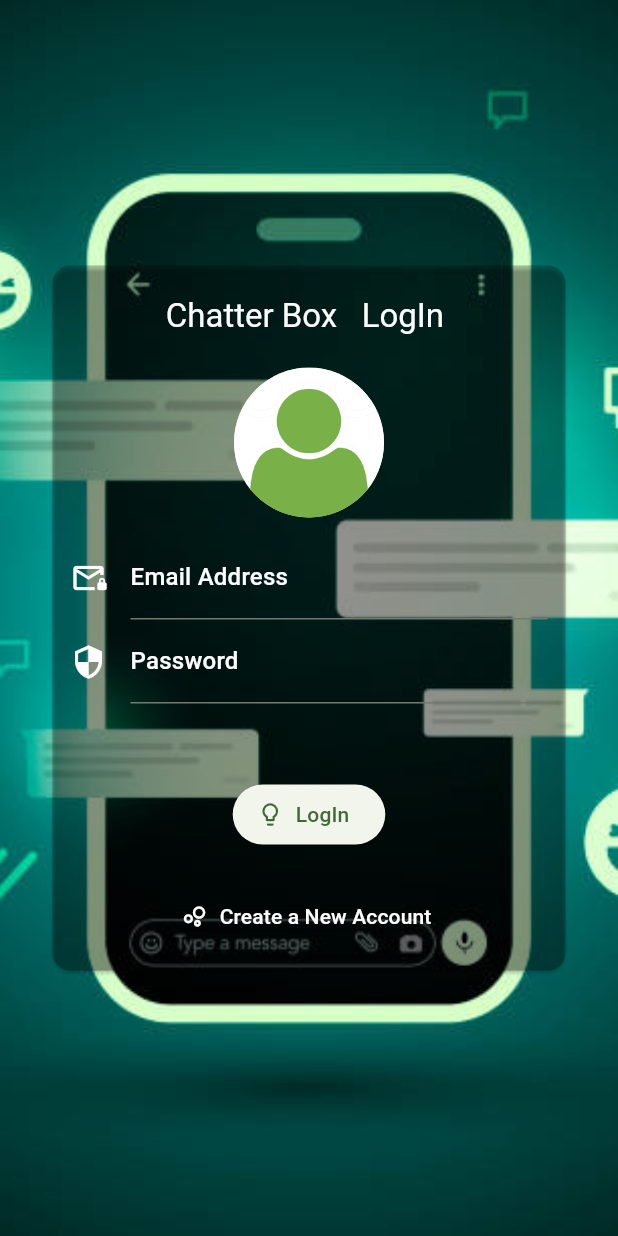
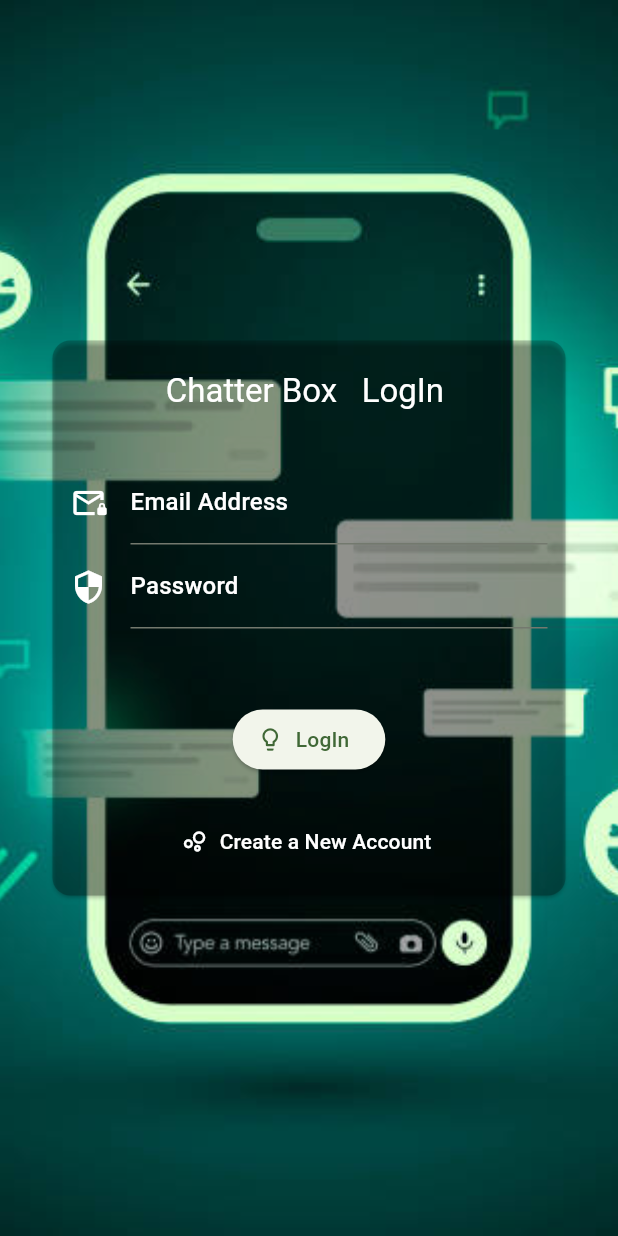
Before and after one commit to Praveen0586/chatter_box, a Flutter app: the screen it shows after launch, on a phone screen of 412 x 824 dp. Run offline on Flutter 3.47's test engine with Material 3 defaults, Android fonts, the phone set to English and light mode, and no system bars; our stand-ins replace firebase_auth, firebase_core, image_picker; accounts and stored records are empty.

```diff
--- a/lib/screens/authentication.dart
+++ b/lib/screens/authentication.dart
@@ -91,7 +91,7 @@ class _AuthenticationScreenState extends State<AuthenticationScreen> {
                 const SizedBox(
                   height: 20,
                 ),
-                const Chooseprofilepick(),
+                if (!isLogin) const Chooseprofilepick(),
                 Padding(
                   padding: const EdgeInsets.all(12),
                   child: Form(
--- a/lib/widgets/chooseprofilepick.dart
+++ b/lib/widgets/chooseprofilepick.dart
@@ -38,8 +38,8 @@ class _ChooseprofilepickState extends State<Chooseprofilepick> {
               foregroundImage: pickedImagefile != null
                   ? FileImage(pickedImagefile!)
                   : const AssetImage('assets/images/profile.png'),
-              radius: 50,
-              child: Icon(Icons.add_a_photo)),
+              radius: 50,backgroundImage: const AssetImage('assets/images/profile.png') ,
+            ),
         )
       ],
     );
```
